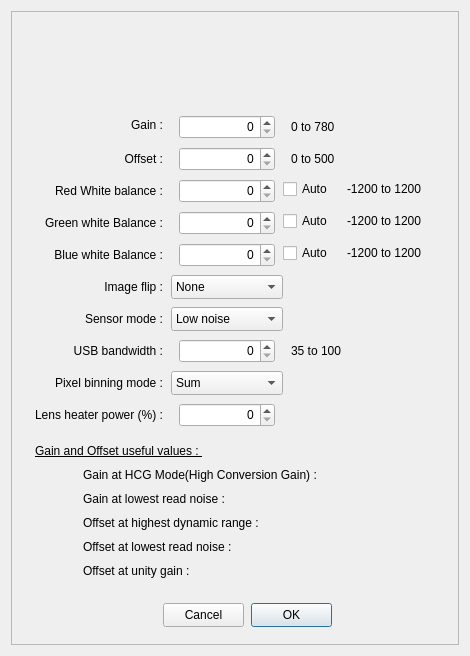
This is PlayerOneCamera.ui in rpineau/PlayerOne as Qt 5 draws it before an edit. The edited form follows.
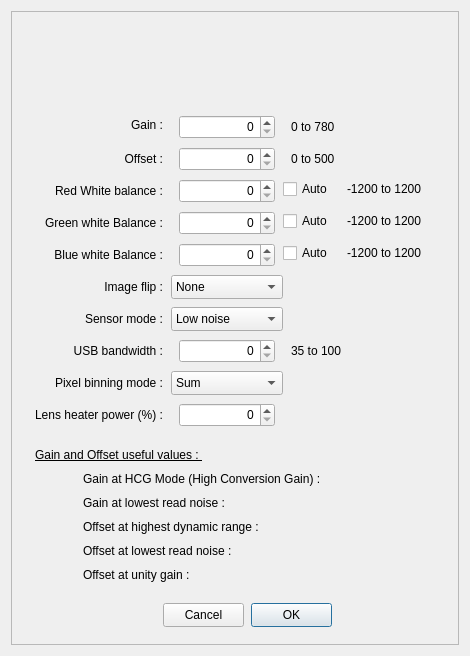
This is the edited form. Icons and pictures are not drawn. Custom widgets are drawn as their Qt base class.

Commit message: Fix a small bug with saving the camera settings in  TSX ini file

```diff
--- a/PlayerOneCamera.ui
+++ b/PlayerOneCamera.ui
@@ -411,7 +411,7 @@
         <x>72</x>
         <y>504</y>
         <width>320</width>
-        <height>16</height>
+        <height>24</height>
        </rect>
       </property>
       <property name="text">
@@ -466,7 +466,7 @@
         <x>72</x>
         <y>552</y>
         <width>320</width>
-        <height>16</height>
+        <height>24</height>
        </rect>
       </property>
       <property name="text">
@@ -479,7 +479,7 @@
         <x>72</x>
         <y>480</y>
         <width>320</width>
-        <height>16</height>
+        <height>24</height>
        </rect>
       </property>
       <property name="text">
@@ -492,7 +492,7 @@
         <x>72</x>
         <y>528</y>
         <width>320</width>
-        <height>16</height>
+        <height>24</height>
        </rect>
       </property>
       <property name="text">
@@ -505,11 +505,11 @@
         <x>72</x>
         <y>456</y>
         <width>320</width>
-        <height>16</height>
+        <height>24</height>
        </rect>
       </property>
       <property name="text">
-       <string>Gain at HCG Mode(High Conversion Gain) : </string>
+       <string>Gain at HCG Mode (High Conversion Gain) : </string>
       </property>
      </widget>
      <widget class="QLabel" name="RwbRange">
@@ -557,7 +557,7 @@
         <x>24</x>
         <y>432</y>
         <width>192</width>
-        <height>16</height>
+        <height>24</height>
        </rect>
       </property>
       <property name="font">
```
The commit also changes 1 other file.
